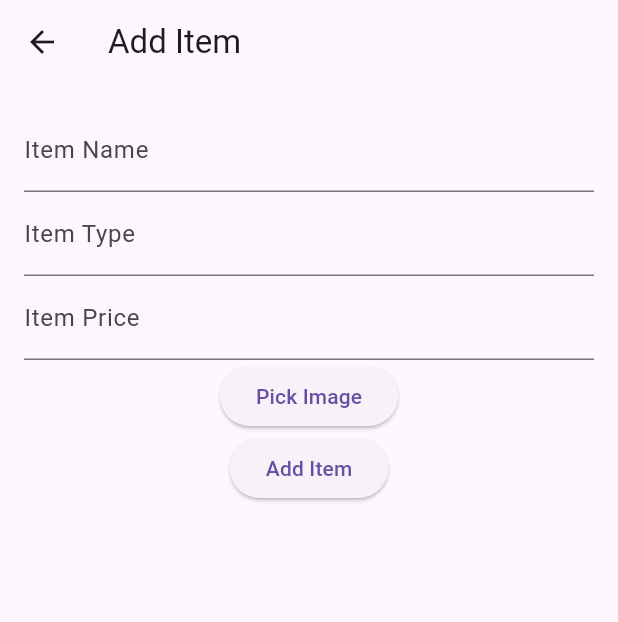
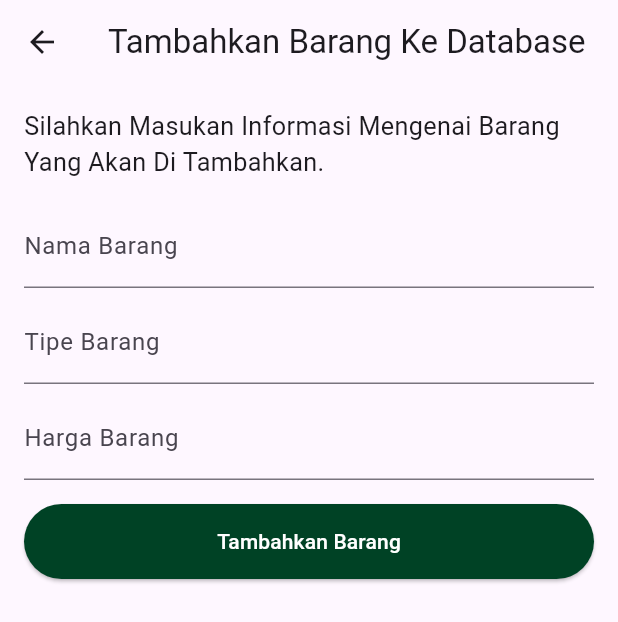
Before and after one commit to muchlashudawan/YesHealth, a Flutter app: the AddItemPage screen opened directly, on a phone screen of 412 x 824 dp. Shown: the top 622 px of the screen. Run offline on Flutter 3.47's test engine with Material 3 defaults, Android fonts, the phone set to English and light mode, and no system bars; our stand-ins replace hexcolor, image_picker, intl_phone_field, sqflite, sqflite_common_ffi; missing offline and left inert: window_size; accounts and stored records are empty.

Commit message:
Manager Page Add Items Update
Still working on it. ill try to finish it today before 12 AM.

ahaha...

```diff
--- a/lib/manager_pages/addItem.dart
+++ b/lib/manager_pages/addItem.dart
@@ -1,5 +1,6 @@
 import 'package:flutter/material.dart';
 import 'package:image_picker/image_picker.dart';
+import 'package:hexcolor/hexcolor.dart';
 
 class AddItemPage extends StatefulWidget {
   @override
@@ -10,14 +11,56 @@ class _AddItemPageState extends State<AddItemPage> {
   late String itemName;
   late String itemType;
   late int itemPrice;
-  late XFile? pickedImage;
 
-  Future<void> _pickImage() async {
-    final pickedFile = await ImagePicker().pickImage(source: ImageSource.gallery);
+  String _btnColor = "004225";
 
-    if (pickedFile != null) {
+  String? _itemNameError;
+  String? _itemTypeError;
+  String? _itemPriceError;
+
+  void _sumbitItem() {
+    // ITEMNAME VALIDATION
+    if (itemName == null || itemName.isEmpty) {
       setState(() {
-        pickedImage = pickedFile;
+        _itemNameError = "Nama Barang Tidak Boleh Kosong";
+      });
+    } else if (itemName.length <= 3) {
+      setState(() {
+        _itemNameError = "Nama Barang Tidak Boleh Kurang Dari 3 Karakter";
+      });
+    } else {
+      setState(() {
+        _itemNameError = null;
+      });
+    }
+
+    // ITEMTYPE VALIDATION
+    if (itemType == null || itemType.isEmpty) {
+      setState(() {
+        _itemTypeError = "Tipe Barang Tidak Boleh Kosong";
+      });
+    } else if (itemType.length <= 3) {
+      setState(() {
+        _itemTypeError = "Tipe Barang Tidak Boleh Kurang Dari 3 Karakter";
+      });
+    } else {
+      setState(() {
+        _itemTypeError = null;
+      });
+    }
+
+    // ITEMTYPE VALIDATION
+    if (itemPrice == null) {
+      setState(() {
+        _itemPriceError = "Harga Barang Tidak Boleh Kosong";
+      });
+    } else if (itemPrice <= 0) {
+      setState(() {
+        _itemPriceError = "Harga Barang Tidak Boleh Kurang Dari 0";
+      });
+    } else {
+      setState(() {
+        _itemPriceError = null;
       });
     }
   }
@@ -26,37 +69,44 @@ class _AddItemPageState extends State<AddItemPage> {
   Widget build(BuildContext context) {
     return Scaffold(
       appBar: AppBar(
-        title: Text('Add Item'),
+        title: Text('Tambahkan Barang Ke Database'),
       ),
       body: Padding(
         padding: const EdgeInsets.all(16.0),
         child: Column(
+            crossAxisAlignment: CrossAxisAlignment.stretch,
           children: [
+            Title(
+              child: Text("Silahkan Masukan Informasi Mengenai Barang Yang Akan Di Tambahkan.", textScaleFactor: 1.2),
+              color: Colors.black
+            ),
+            SizedBox(height: 16.0),
             TextField(
               onChanged: (value) => itemName = value,
-              decoration: InputDecoration(labelText: 'Item Name'),
+              decoration: InputDecoration(labelText: 'Nama Barang', errorText: _itemNameError),
             ),
+              SizedBox(height: 8.0),
             TextField(
               onChanged: (value) => itemType = value,
-              decoration: InputDecoration(labelText: 'Item Type'),
+              decoration: InputDecoration(labelText: 'Tipe Barang', errorText: _itemTypeError),
             ),
+              SizedBox(height: 8.0),
             TextField(
               onChanged: (value) => itemPrice = int.tryParse(value) ?? 0,
-              decoration: InputDecoration(labelText: 'Item Price'),
+              decoration: InputDecoration(labelText: 'Harga Barang', errorText: _itemPriceError),
               keyboardType: TextInputType.number,
             ),
+            SizedBox(height: 16.0),
             ElevatedButton(
-              onPressed: _pickImage,
-              child: Text('Pick Image'),
-            ),
+                onPressed: _sumbitItem,
+                style: ButtonStyle(
+                  backgroundColor: MaterialStateProperty.all<Color>(HexColor(_btnColor)),
+                  minimumSize: MaterialStateProperty.all<Size>(Size(200, 50)), // Adjust the size as needed
 
-            ElevatedButton(
-              onPressed: () {
-                // Implement logic to add item to the database
-                // ...
-              },
-              child: Text('Add Item'),
-            ),
+                ),
+                child: Text('Tambahkan Barang',
+                    style: TextStyle(color: Colors.white)),
+              ),
           ],
         ),
       ),
```
